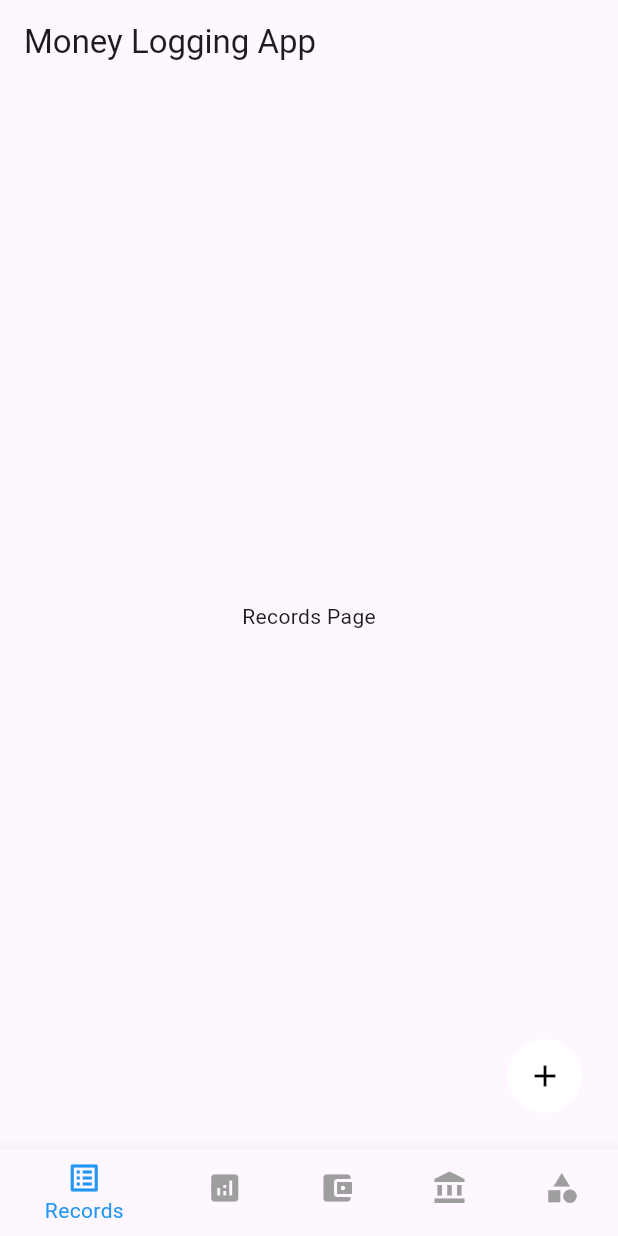
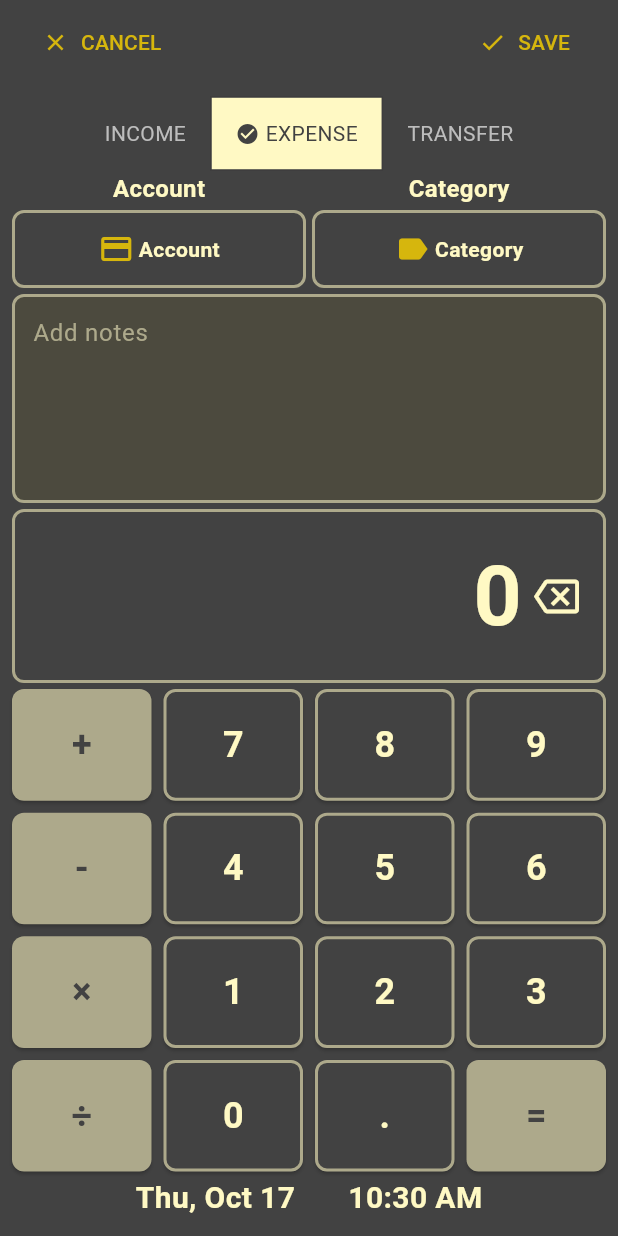
Before and after one commit to leywino/mymoney, a Flutter app: the screen it shows after launch, on a phone screen of 412 x 824 dp. Run offline on Flutter 3.47's test engine with Material 3 defaults, Android fonts, the phone set to English and light mode, and no system bars.

Commit message:
simple calculator and add page ui done

```diff
--- /dev/null
+++ b/lib/components/calculator_widget.dart
@@ -0,0 +1,211 @@
+import 'package:flutter/material.dart';
+import 'package:flutter/services.dart';
+import 'package:mymoney/core/color.dart';
+import 'package:mymoney/core/constants.dart';
+
+class CalculatorScreen extends StatefulWidget {
+  const CalculatorScreen({super.key});
+
+  @override
+  State<CalculatorScreen> createState() => _CalculatorScreenState();
+}
+
+class _CalculatorScreenState extends State<CalculatorScreen> {
+  String display = '0';
+  String? currentOperation;
+  double? previousValue;
+  bool isNewValue = false;
+  Color displayColor = AppColors.lightYellow;
+
+  void onButtonPressed(String value) {
+    setState(() {
+      if (value == 'C') {
+        display = '0';
+        currentOperation = null;
+        previousValue = null;
+        isNewValue = false;
+        displayColor = AppColors.lightYellow; // Reset color
+        HapticFeedback.heavyImpact();
+      } else if (value == '⌫') {
+        display =
+            display.length > 1 ? display.substring(0, display.length - 1) : '0';
+        HapticFeedback.lightImpact();
+      } else if ('+-×÷'.contains(value)) {
+        previousValue = double.tryParse(display);
+        currentOperation = value;
+        isNewValue = true;
+        displayColor = AppColors.beige; // Change color for operations
+        HapticFeedback.mediumImpact();
+      } else if (value == '=') {
+        _calculateResult();
+        displayColor = AppColors.lightYellow; // Reset color after calculation
+        HapticFeedback.heavyImpact();
+      } else {
+        if (isNewValue) {
+          display = value;
+          isNewValue = false;
+        } else {
+          if (display.length < 10) {
+            display = display == '0' ? value : display + value;
+          }
+        }
+        displayColor = AppColors.lightYellow; // Reset color for digits
+        HapticFeedback.lightImpact();
+      }
+    });
+  }
+
+  void _calculateResult() {
+    if (previousValue != null && currentOperation != null) {
+      double currentValue = double.tryParse(display) ?? 0;
+      double result;
+
+      switch (currentOperation) {
+        case '+':
+          result = previousValue! + currentValue;
+          break;
+        case '-':
+          result = previousValue! - currentValue;
+          break;
+        case '×':
+          result = previousValue! * currentValue;
+          break;
+        case '÷':
+          result = previousValue! / currentValue;
+          break;
+        default:
+          return;
+      }
+
+      if (result == result.toInt()) {
+        display = result.toInt().toString();
+      } else {
+        display = result.toStringAsFixed(2);
+      }
+
+      currentOperation = null;
+      previousValue = null;
+    }
+  }
+
+  @override
+  Widget build(BuildContext context) {
+    final size = MediaQuery.of(context).size;
+    return Column(
+      children: [
+        Box.hBox4,
+        Container(
+          width: double.infinity,
+          padding: const EdgeInsets.all(16),
+          alignment: Alignment.centerRight,
+          decoration: BoxDecoration(
+            border: Border.all(color: AppColors.beige, width: 2),
+            color: AppColors.darkGray,
+            borderRadius: BorderRadius.circular(8),
+          ),
+          child: Row(
+            mainAxisAlignment: MainAxisAlignment.end,
+            children: [
+              if (currentOperation != null)
+                Row(
+                  children: [
+                    Text(
+                      currentOperation!,
+                      style: const TextStyle(
+                        color: AppColors.lightYellow,
+                        fontSize: 32,
+                        fontWeight: FontWeight.bold,
+                      ),
+                    ),
+                    const SizedBox(width: 16),
+                  ],
+                ),
+              Expanded(
+                child: Text(
+                  display,
+                  maxLines: 1,
+                  style: TextStyle(
+                    color: displayColor, // Dynamic color
+                    fontSize: 56,
+                    fontWeight: FontWeight.bold,
+                  ),
+                  textAlign: TextAlign.right,
+                ),
+              ),
+              Box.wBox8,
+              InkWell(
+                splashColor: AppColors.customGray,
+                onTap: () {
+                  onButtonPressed('⌫');
+                },
+                onLongPress: () {
+                  onButtonPressed('C');
+                },
+                child: SizedBox(
+                  height: size.height * 0.05,
+                  child: const Icon(
+                    Icons.backspace_outlined,
+                    color: AppColors.lightYellow,
+                    size: 30,
+                  ),
+                ),
+              ),
+            ],
+          ),
+        ),
+        Box.hBox4,
+        GridView.count(
+          physics: const NeverScrollableScrollPhysics(),
+          shrinkWrap: true,
+          crossAxisCount: 4,
+          mainAxisSpacing: 8,
+          crossAxisSpacing: 8,
+          childAspectRatio: 5 / 4,
+          children: [
+            buildButton('+'),
+            buildButton('7'),
+            buildButton('8'),
+            buildButton('9'),
+            buildButton('-'),
+            buildButton('4'),
+            buildButton('5'),
+            buildButton('6'),
+            buildButton('×'),
+            buildButton('1'),
+            buildButton('2'),
+            buildButton('3'),
+            buildButton('÷'),
+            buildButton('0'),
+            buildButton('.'),
+            buildButton('='),
+          ],
+        ),
+      ],
+    );
+  }
+
+  Widget buildButton(String label) {
+    bool isOperator = '+-×÷='.contains(label);
+    return ElevatedButton(
+      style: ElevatedButton.styleFrom(
+        backgroundColor: isOperator ? AppColors.beige : AppColors.darkGray,
+        shape: RoundedRectangleBorder(
+          borderRadius: BorderRadius.circular(8),
+          side: BorderSide(
+            color: !isOperator ? AppColors.beige : Colors.transparent,
+            width: 2,
+          ),
+        ),
+      ),
+      onPressed: () => onButtonPressed(label),
+      child: Text(
+        label,
+        style: TextStyle(
+          color: !isOperator ? AppColors.lightYellow : AppColors.darkGray,
+          fontSize: 24,
+          fontWeight: FontWeight.bold,
+        ),
+      ),
+    );
+  }
+}
--- /dev/null
+++ b/lib/components/date_time_picker.dart
@@ -0,0 +1,143 @@
+import 'package:flutter/material.dart';
+import 'package:intl/intl.dart';
+import 'package:mymoney/core/color.dart';
+import 'package:mymoney/core/constants.dart';
+
+class DateTimePickerWidget extends StatefulWidget {
+  const DateTimePickerWidget({super.key});
+
+  @override
+  State<DateTimePickerWidget> createState() => _DateTimePickerWidgetState();
+}
+
+class _DateTimePickerWidgetState extends State<DateTimePickerWidget> {
+  DateTime selectedDate = DateTime.now();
+  TimeOfDay selectedTime = TimeOfDay.now();
+
+  Future<void> _selectDate(BuildContext context) async {
+    final DateTime? picked = await showDatePicker(
+      context: context,
+      initialDate: selectedDate,
+      firstDate: DateTime(2000),
+      lastDate: DateTime(2100),
+      builder: (context, child) {
+        return Theme(
+          data: ThemeData.dark().copyWith(
+            colorScheme: const ColorScheme.dark(
+              primary: AppColors.lightYellow,
+              onPrimary: Color(0xFF262626),
+              surface: Color(0xFF333333),
+              onSurface: AppColors.lightYellow,
+              secondary: AppColors.lightYellow,
+            ),
+            dialogBackgroundColor: const Color(0xFF444444),
+            textButtonTheme: TextButtonThemeData(
+              style: TextButton.styleFrom(
+                foregroundColor: const Color(0xFFFFD600),
+              ),
+            ),
+          ),
+          child: child!,
+        );
+      },
+    );
+    if (picked != null && picked != selectedDate) {
+      setState(() {
+        selectedDate = picked;
+      });
+    }
+  }
+
+  Future<void> _selectTime(BuildContext context) async {
+    final TimeOfDay? picked = await showTimePicker(
+      context: context,
+      initialTime: selectedTime,
+      builder: (context, child) {
+        return Theme(
+          data: ThemeData.dark().copyWith(
+            colorScheme: const ColorScheme.dark(
+              primary: AppColors.lightYellow,
+              onPrimary: Color(0xFF262626),
+              surface: Color(0xFF333333),
+              onSurface: AppColors.lightYellow,
+              secondary: AppColors.lightYellow,
+            ),
+            dialogBackgroundColor: const Color(0xFF444444),
+            textButtonTheme: TextButtonThemeData(
+              style: TextButton.styleFrom(
+                foregroundColor: const Color(0xFFFFD600),
+              ),
+            ),
+          ),
+          child: child!,
+        );
+      },
+    );
+    if (picked != null && picked != selectedTime) {
+      setState(() {
+        selectedTime = picked;
+      });
+    }
+  }
+
+  String getFormattedDate() {
+    return DateFormat('EEE, MMM d').format(selectedDate);
+  }
+
+  String getFormattedTime() {
+    final now = DateTime.now();
+    final dateTime = DateTime(
+      now.year,
+      now.month,
+      now.day,
+      selectedTime.hour,
+      selectedTime.minute,
+    );
+    return DateFormat('h:mm a').format(dateTime);
+  }
+
+  @override
+  Widget build(BuildContext context) {
+    final size = MediaQuery.of(context).size;
+    return Padding(
+      padding: EdgeInsets.symmetric(horizontal: size.width * 0.2, vertical: 3),
+      child: Row(
+        mainAxisAlignment: MainAxisAlignment.spaceBetween,
+        crossAxisAlignment: CrossAxisAlignment.center,
+        children: <Widget>[
+          // Date Picker
+          GestureDetector(
+            onTap: () => _selectDate(context),
+            child: Text(
+              getFormattedDate(),
+              style: const TextStyle(
+                color: AppColors.lightYellow,
+                fontSize: 20,
+                fontWeight: FontWeight.bold,
+              ),
+            ),
+          ),
+          Box.wBox10,
+          GestureDetector(
+            onTap: () => _selectTime(context),
+            child: Text(
+              getFormattedTime(),
+              style: const TextStyle(
+                color: AppColors.lightYellow,
+                fontSize: 20,
+                fontWeight: FontWeight.bold,
+              ),
+            ),
+          ),
+        ],
+      ),
+    );
+  }
+}
+
+void main() {
+  runApp(const MaterialApp(
+    debugShowCheckedModeBanner: false,
+    home: DateTimePickerWidget(),
+  ));
+}
--- /dev/null
+++ b/lib/core/color.dart
@@ -0,0 +1,10 @@
+import 'package:flutter/material.dart';
+
+class AppColors {
+  static const Color lightYellow = Color(0xFFFFF9C4);
+  static const Color darkGray = Color(0xFF424242);
+  static const Color gold = Color(0xFFD6B60D);
+  static const Color oliveGray = Color(0xFF4C4A3E);
+  static const Color beige = Color(0xFFADA98B);
+  static const Color customGray = Color(0xFF848272);
+}
--- /dev/null
+++ b/lib/core/constants.dart
@@ -0,0 +1,43 @@
+import 'package:flutter/material.dart';
+
+class Box {
+  // Height SizedBox constants
+  static const SizedBox hBox1 = SizedBox(height: 1);
+  static const SizedBox hBox2 = SizedBox(height: 2);
+  static const SizedBox hBox3 = SizedBox(height: 3);
+  static const SizedBox hBox4 = SizedBox(height: 4);
+  static const SizedBox hBox5 = SizedBox(height: 5);
+  static const SizedBox hBox6 = SizedBox(height: 6);
+  static const SizedBox hBox7 = SizedBox(height: 7);
+  static const SizedBox hBox8 = SizedBox(height: 8);
+  static const SizedBox hBox9 = SizedBox(height: 9);
+  static const SizedBox hBox10 = SizedBox(height: 10);
+  static const SizedBox hBox12 = SizedBox(height: 12);
+  static const SizedBox hBox15 = SizedBox(height: 15);
+  static const SizedBox hBox20 = SizedBox(height: 20);
+  static const SizedBox hBox25 = SizedBox(height: 25);
+  static const SizedBox hBox30 = SizedBox(height: 30);
+  static const SizedBox hBox40 = SizedBox(height: 40);
+  static const SizedBox hBox50 = SizedBox(height: 50);
+  static const SizedBox hBox60 = SizedBox(height: 60);
+
+  // Width SizedBox constants
+  static const SizedBox wBox1 = SizedBox(width: 1);
+  static const SizedBox wBox2 = SizedBox(width: 2);
+  static const SizedBox wBox3 = SizedBox(width: 3);
+  static const SizedBox wBox4 = SizedBox(width: 4);
+  static const SizedBox wBox5 = SizedBox(width: 5);
+  static const SizedBox wBox6 = SizedBox(width: 6);
+  static const SizedBox wBox7 = SizedBox(width: 7);
+  static const SizedBox wBox8 = SizedBox(width: 8);
+  static const SizedBox wBox9 = SizedBox(width: 9);
+  static const SizedBox wBox10 = SizedBox(width: 10);
+  static const SizedBox wBox12 = SizedBox(width: 12);
+  static const SizedBox wBox15 = SizedBox(width: 15);
+  static const SizedBox wBox20 = SizedBox(width: 20);
+  static const SizedBox wBox25 = SizedBox(width: 25);
+  static const SizedBox wBox30 = SizedBox(width: 30);
+  static const SizedBox wBox40 = SizedBox(width: 40);
+  static const SizedBox wBox50 = SizedBox(width: 50);
+  static const SizedBox wBox60 = SizedBox(width: 60);
+}
--- a/lib/main.dart
+++ b/lib/main.dart
@@ -1,4 +1,5 @@
 import 'package:flutter/material.dart';
+import 'package:mymoney/pages/add_page.dart';
 import 'package:mymoney/pages/home_page.dart';
 
 void main() {
@@ -12,7 +13,7 @@ class MainApp extends StatelessWidget {
   Widget build(BuildContext context) {
     return const MaterialApp(
       debugShowCheckedModeBanner: false,
-      home: HomePage(),
+      home: AddPage(),
     );
   }
 }
--- /dev/null
+++ b/lib/pages/add_page.dart
@@ -0,0 +1,233 @@
+import 'package:flutter/material.dart';
+import 'package:mymoney/components/calculator_widget.dart';
+import 'package:mymoney/components/date_time_picker.dart';
+import 'package:mymoney/core/color.dart';
+import 'package:mymoney/core/constants.dart';
+
+class AddPage extends StatefulWidget {
+  const AddPage({super.key});
+
+  @override
+  State<AddPage> createState() => _AddPageState();
+}
+
+class _AddPageState extends State<AddPage> {
+  List<bool> isSelected = [false, true, false];
+
+  @override
+  Widget build(BuildContext context) {
+    return Scaffold(
+      resizeToAvoidBottomInset: false,
+      backgroundColor: AppColors.darkGray,
+      appBar: _buildAppBar(),
+      body: _buildBody(),
+    );
+  }
+
+  AppBar _buildAppBar() {
+    return AppBar(
+      backgroundColor: AppColors.darkGray,
+      title: Row(
+        mainAxisAlignment: MainAxisAlignment.spaceBetween,
+        children: [
+          TextButton.icon(
+            style: const ButtonStyle(
+                foregroundColor: WidgetStatePropertyAll(AppColors.gold)),
+            label: const Text(
+              'CANCEL',
+            ),
+            icon: const Icon(Icons.close),
+            onPressed: () {},
+          ),
+          TextButton.icon(
+            style: const ButtonStyle(
+                foregroundColor: WidgetStatePropertyAll(AppColors.gold)),
+            label: const Text(
+              'SAVE',
+            ),
+            onPressed: () {},
+            icon: const Icon(Icons.check),
+          ),
+        ],
+      ),
+    );
+  }
+
+  Widget _buildBody() {
+    return Padding(
+      padding: const EdgeInsets.all(8.0),
+      child: Column(
+        crossAxisAlignment: CrossAxisAlignment.center,
+        children: [
+          Center(
+            child: ToggleButtons(
+              borderColor: AppColors.darkGray,
+              fillColor: AppColors.lightYellow,
+              selectedColor: AppColors.darkGray,
+              color: Colors.grey[400],
+              borderRadius: BorderRadius.circular(5),
+              isSelected: isSelected,
+              onPressed: (int index) {
+                setState(() {
+                  for (int buttonIndex = 0;
+                      buttonIndex < isSelected.length;
+                      buttonIndex++) {
+                    if (buttonIndex == index) {
+                      isSelected[buttonIndex] = true;
+                    } else {
+                      isSelected[buttonIndex] = false;
+                    }
+                  }
+                });
+              },
+              children: <Widget>[
+                Padding(
+                  padding: const EdgeInsets.symmetric(horizontal: 16.0),
+                  child: Row(
+                    children: [
+                      if (isSelected[0]) checkIcon(),
+                      const Text('INCOME'),
+                    ],
+                  ),
+                ),
+                Padding(
+                  padding: const EdgeInsets.symmetric(horizontal: 16.0),
+                  child: Row(
+                    children: [
+                      if (isSelected[1]) checkIcon(),
+                      const Text('EXPENSE'),
+                    ],
+                  ),
+                ),
+                Padding(
+                  padding: const EdgeInsets.symmetric(horizontal: 16.0),
+                  child: Row(
+                    children: [
+                      if (isSelected[2]) checkIcon(),
+                      const Text('TRANSFER'),
+                    ],
+                  ),
+                ),
+              ],
+            ),
+          ),
+          Row(
+            children: [
+              buildCustomButton(
+                context,
+                title: _buildTitle(0),
+                icon: Icons.credit_card,
+                label: 'Account',
+              ),
+              Box.wBox4,
+              buildCustomButton(
+                context,
+                title: _buildTitle(1),
+                icon: Icons.label,
+                label: 'Category',
+              ),
+            ],
+          ),
+          Box.hBox4,
+          Expanded(child: buildNoteContainer()),
+          const CalculatorScreen(),
+          const DateTimePickerWidget(),
+        ],
+      ),
+    );
+  }
+
+  String _buildTitle(int i) {
+    switch (i) {
+      case 0:
+        if (isSelected[2]) {
+          return 'From';
+        }
+        return 'Account';
+      case 1:
+        if (isSelected[2]) {
+          return 'To';
+        }
+        return 'Category';
+      default:
+        return 'Default';
+    }
+  }
+
+  Row checkIcon() {
+    return const Row(
+      children: [
+        Icon(Icons.check_circle, color: AppColors.darkGray, size: 16),
+        SizedBox(width: 4),
+      ],
+    );
+  }
+
+  Widget buildNoteContainer() {
+    return Container(
+      width: double.infinity,
+      decoration: BoxDecoration(
+        borderRadius: BorderRadius.circular(8),
+        border: Border.all(color: AppColors.beige, width: 2),
+        color: AppColors.oliveGray,
+      ),
+      child: const Padding(
+        padding: EdgeInsets.all(12.0),
+        child: TextField(
+          maxLines: null,
+          decoration: InputDecoration.collapsed(
+              hintText: 'Add notes',
+              hintStyle: TextStyle(color: AppColors.beige)),
+        ),
+      ),
+    );
+  }
+
+  Widget buildCustomButton(BuildContext context,
+      {required String title, required IconData icon, required String label}) {
+    return Expanded(
+      child: Column(
+        mainAxisSize: MainAxisSize.min,
+        children: [
+          Text(
+            title,
+            style: const TextStyle(
+              color: AppColors.lightYellow,
+              fontSize: 16,
+              fontWeight: FontWeight.bold,
+            ),
+          ),
+          const SizedBox(height: 3),
+          Container(
+            width: double.infinity,
+            decoration: BoxDecoration(
+              borderRadius: BorderRadius.circular(8),
+              border: Border.all(color: AppColors.beige, width: 2),
+            ),
+            child: Padding(
+              padding: const EdgeInsets.all(12.0),
+              child: Row(
+                mainAxisAlignment: MainAxisAlignment.center,
+                children: [
+                  Icon(
+                    icon,
+                    color: AppColors.gold,
+                  ),
+                  Box.wBox3,
+                  Text(
+                    label,
+                    style: const TextStyle(
+                      color: AppColors.lightYellow,
+                      fontSize: 14,
+                      fontWeight: FontWeight.bold,
+                    ),
+                  ),
+                ],
+              ),
+            ),
+          ),
+        ],
+      ),
+    );
+  }
+}
--- a/pubspec.yaml
+++ b/pubspec.yaml
@@ -13,6 +13,7 @@ dependencies:
   flutter_bloc: ^8.1.6
   hive: ^2.2.3
   hive_flutter: ^1.1.0
+  intl: ^0.19.0
 
 dev_dependencies:
   flutter_test:
```
Also changed, not shown: pubspec.lock, 1 other file.
